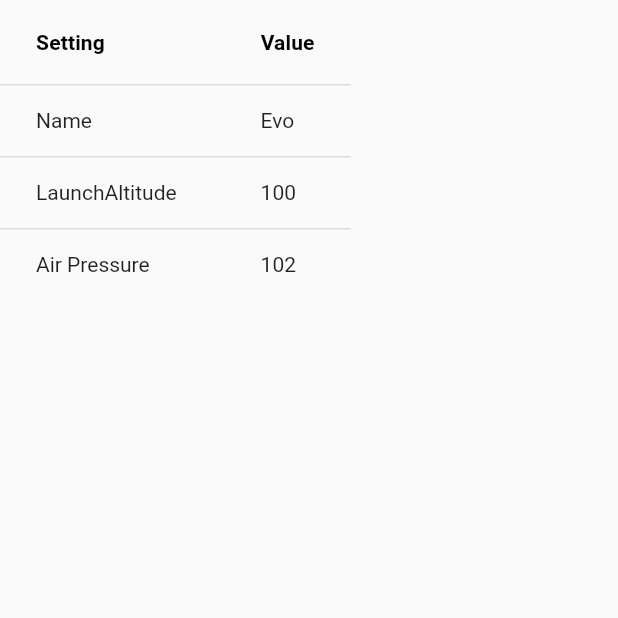
After one commit to adastra-rocketry/adastra-evo, a Flutter app: the DeviceSettingsPage screen opened directly, on a phone screen of 412 x 824 dp, the top half of it. The commit adds this screen. Run offline on Flutter 3.47's test engine with Material 2 defaults, Android fonts, the phone set to English and light mode, and no system bars; missing offline and left inert: flutter_reactive_ble, location_permissions.

Commit message:
added settings stub

```diff
--- a/evo_client/lib/screens/device_main.dart
+++ b/evo_client/lib/screens/device_main.dart
@@ -1,6 +1,7 @@
 import 'package:evo_client/provider/bluetooth.dart';
 import 'package:evo_client/screens/device_current_state.dart';
 import 'package:evo_client/screens/device_flight.dart';
+import 'package:evo_client/screens/device_settings.dart';
 import 'package:flutter/material.dart';
 import 'package:provider/provider.dart';
 
@@ -17,7 +18,8 @@ class _DeviceMainPageState extends State<DeviceMainPage> {
   int _currentIndex = 0;
   final List<Widget> _children = [
     DeviceFlightPage(title: 'Flight'),
-    DeviceCurrentStatePage(title: 'Status')
+    DeviceCurrentStatePage(title: 'Status'),
+    DeviceSettingsPage(title: 'Settings')
   ];
 
 
@@ -60,6 +62,10 @@ class _DeviceMainPageState extends State<DeviceMainPage> {
             icon: new Icon(Icons.view_week_outlined),
             label: 'Status',
           ),
+          BottomNavigationBarItem(
+            icon: new Icon(Icons.settings),
+            label: 'Settings',
+          ),
         ],
       ),
     );
--- /dev/null
+++ b/evo_client/lib/screens/device_settings.dart
@@ -0,0 +1,71 @@
+import 'package:evo_client/model/bluetooth_command.dart';
+import 'package:evo_client/provider/bluetooth.dart';
+import 'package:flutter/material.dart';
+import 'package:provider/provider.dart';
+
+class DeviceSettingsPage extends StatefulWidget {
+  DeviceSettingsPage({Key? key, required this.title}) : super(key: key);
+
+  // This widget is the home page of your application. It is stateful, meaning
+  // that it has a State object (defined below) that contains fields that affect
+  // how it looks.
+
+  // This class is the configuration for the state. It holds the values (in this
+  // case the title) provided by the parent (in this case the App widget) and
+  // used by the build method of the State. Fields in a Widget subclass are
+  // always marked "final".
+
+  final String title;
+
+
+  @override
+  _DeviceSettingsPageState createState() => _DeviceSettingsPageState();
+}
+
+class _DeviceSettingsPageState extends State<DeviceSettingsPage> {
+
+  @override
+  Widget build(BuildContext context) {
+    // This method is rerun every time setState is called, for instance as done
+    // by the _incrementCounter method above.
+    //
+    // The Flutter framework has been optimized to make rerunning build methods
+    // fast, so that you can just rebuild anything that needs updating rather
+    // than having to individually change instances of widgets.
+    return Consumer<Bluetooth>(
+        builder: (context, bluetooth, _) {
+          return Scaffold(
+            body: SingleChildScrollView(
+                scrollDirection: Axis.vertical,
+                child:
+                DataTable(
+                    columns: <DataColumn>[
+                      DataColumn(label:Text("Setting",style: TextStyle(fontWeight: FontWeight.bold),)),
+                      DataColumn(label:Text("Value",style: TextStyle(fontWeight: FontWeight.bold),)),
+                    ],
+                    rows: [
+                      DataRow(
+                        cells: <DataCell>[
+                          DataCell(Text('Name')),
+                          DataCell(Text('Evo')),
+                        ],
+                      ),
+                      DataRow(
+                        cells: <DataCell>[
+                          DataCell(Text('LaunchAltitude')),
+                          DataCell(Text('100')),
+                        ],
+                      ),
+                      DataRow(
+                        cells: <DataCell>[
+                          DataCell(Text('Air Pressure')),
+                          DataCell(Text('102')),
+                        ],
+                      ),
+                    ]
+                )
+            )
+          );
+        });
+  }
+}
```
Also changed, not shown: 2 other files.
